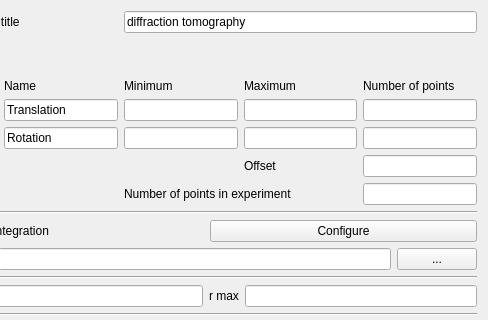
First picture: the form in src/pyFAI/resources/gui/diffmap.ui, repository silx-kit/pyFAI, before the edit; both pictures show x 345 to 833 and y 0 to 320 of the 833 by 474 pixel window.
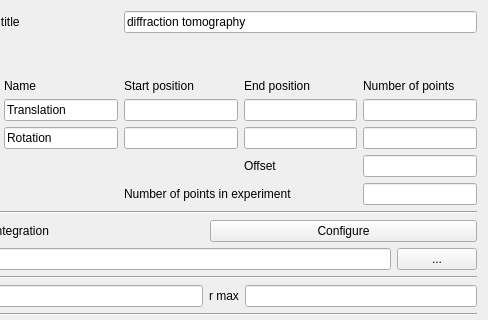
Second picture: the form after the edit.

Commit message:
store motor position in processed data:
The NXdata contain an axis attribute with the name of the
slow and fast motor position and those datasets are made available inthe
group

Patch:
```diff
--- a/src/pyFAI/resources/gui/diffmap.ui
+++ b/src/pyFAI/resources/gui/diffmap.ui
@@ -271,14 +271,14 @@
          <item row="2" column="2">
           <widget class="QLabel" name="label_15">
            <property name="text">
-            <string>Minimum</string>
+            <string>Start position</string>
            </property>
           </widget>
          </item>
          <item row="2" column="3">
           <widget class="QLabel" name="label_16">
            <property name="text">
-            <string>Maximum</string>
+            <string>End position</string>
            </property>
           </widget>
          </item>
```
Left out of the diff: 2 changed lines with no effect on the pictures. The commit also changes 2 other files.
